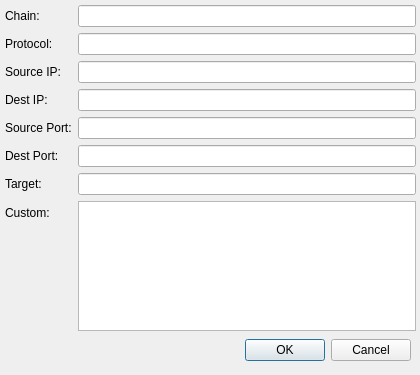
Above: addrule.ui from koralarts/RoadSpikes before the change. Below: the same form after it.
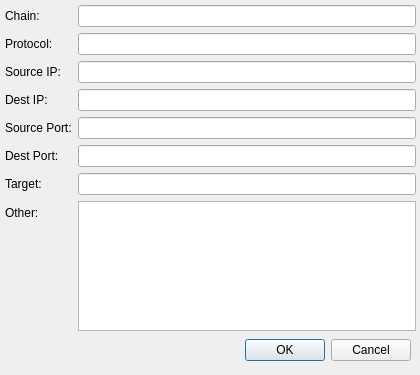
That is the form after the change.

Commit message: finished parsing

The edit to the form file:
```diff
--- a/addrule.ui
+++ b/addrule.ui
@@ -136,7 +136,7 @@
     <item row="7" column="0">
      <widget class="QLabel" name="customLabel">
       <property name="text">
-       <string>Custom:</string>
+       <string>Other:</string>
       </property>
      </widget>
     </item>
```
Left out of the diff: 14 changed lines with no effect on the pictures. The commit also changes 2 other files.
